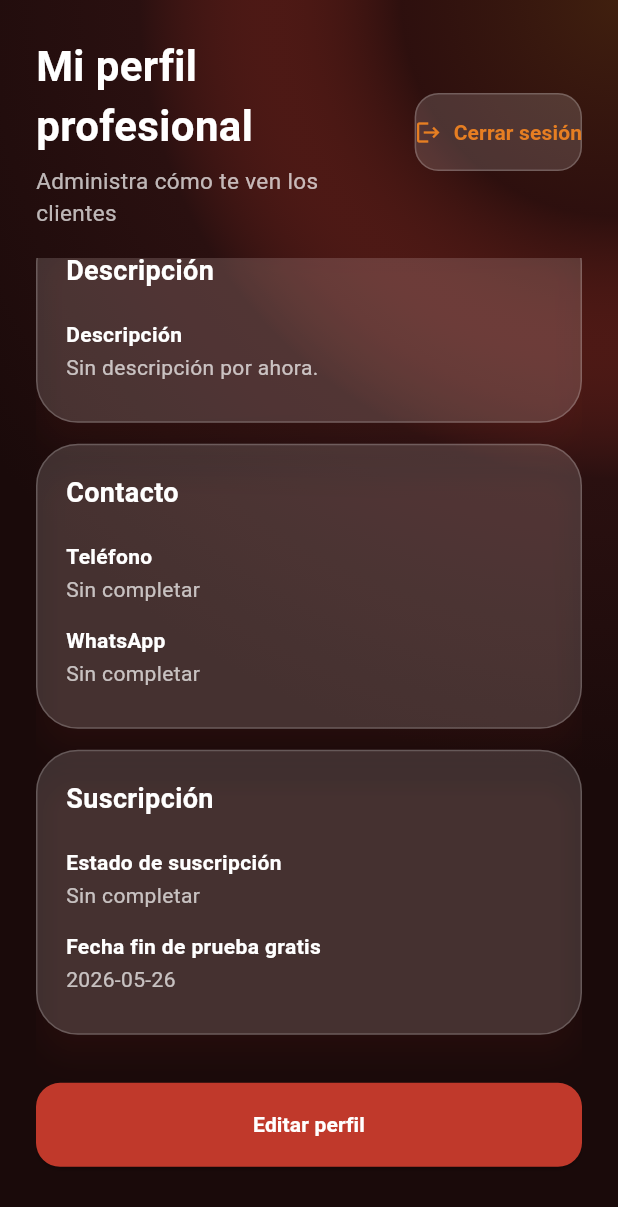
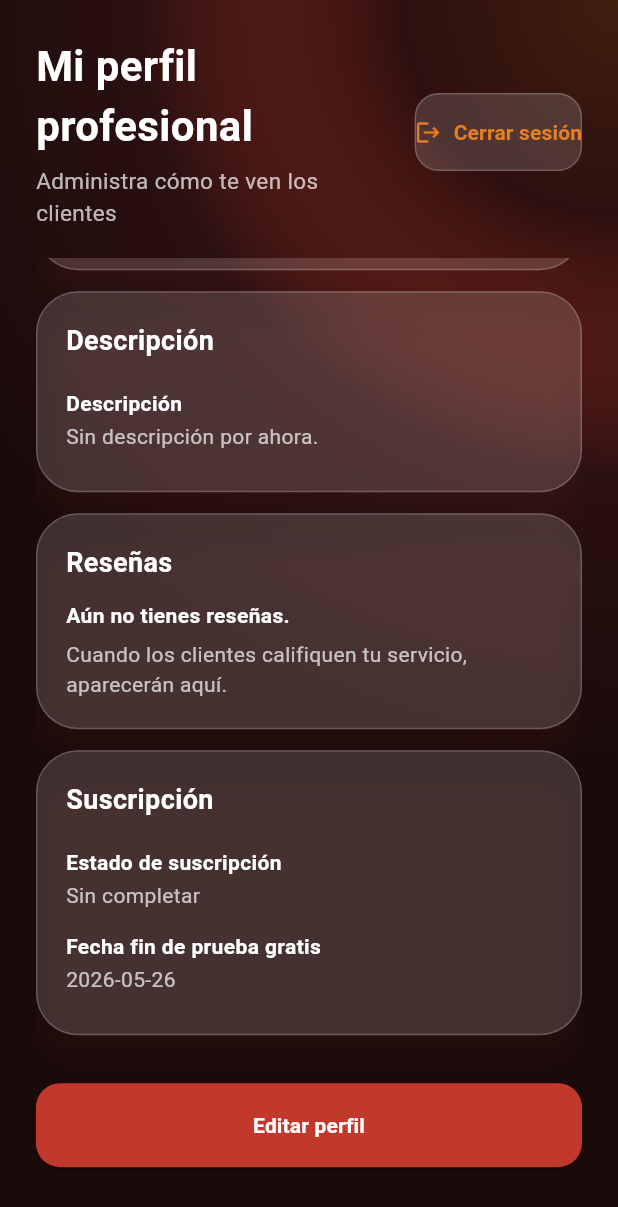
Before and after one commit to Nemsauce/app_profesionales, a Flutter app: the ProfessionalHomeScreen screen opened directly, scrolled down 1152 dp, on a phone screen of 412 x 824 dp. Shown: the top 1207 px of the screen. Run offline on Flutter 3.47's test engine with Material 3 defaults, Android fonts, the light colour scheme and no system bars; our stand-ins replace cloud_firestore, firebase_auth, firebase_core; accounts and stored records are empty.

Commit message:
Improve professional dashboard summary

```diff
--- a/lib/screens/professional_home_screen.dart
+++ b/lib/screens/professional_home_screen.dart
@@ -2,8 +2,10 @@ import 'package:flutter/material.dart';
 
 import '../constants/app_theme.dart';
 import '../models/professional.dart';
+import '../models/review.dart';
 import '../services/auth_service.dart';
 import '../services/professional_service.dart';
+import '../services/review_service.dart';
 import '../utils/professional_profile_utils.dart';
 import 'professional_edit_profile_screen.dart';
 
@@ -12,6 +14,7 @@ class ProfessionalHomeScreen extends StatelessWidget {
 
   static final AuthService _authService = AuthService();
   static final ProfessionalService _professionalService = ProfessionalService();
+  static final ReviewService _reviewService = ReviewService();
 
   Future<void> _logout(BuildContext context) async {
     try {
@@ -142,29 +145,18 @@ class ProfessionalHomeScreen extends StatelessWidget {
     );
   }
 
-  Widget _buildNotice(String message) {
-    return Card(
-      margin: const EdgeInsets.only(bottom: 12),
-      color: AppTheme.warningOrange,
-      elevation: 0,
-      shape: RoundedRectangleBorder(
-        borderRadius: BorderRadius.circular(AppTheme.defaultRadius),
-        side: const BorderSide(color: AppTheme.glassBorder),
-      ),
-      child: Padding(
-        padding: const EdgeInsets.all(14),
-        child: Text(
-          message,
-          style: const TextStyle(
-            color: AppTheme.warningText,
-            fontWeight: FontWeight.w600,
-          ),
-        ),
-      ),
+  double _calculateAverageRating(List<Review> reviews) {
+    if (reviews.isEmpty) return 0;
+
+    final total = reviews.fold<double>(
+      0,
+      (totalRating, review) => totalRating + review.rating,
     );
+
+    return total / reviews.length;
   }
 
-  Widget _buildProfileCompletionCard(Professional professional) {
+  Widget _buildVisibilityStatusCard(Professional professional) {
     final isComplete = ProfessionalProfileUtils.isProfileComplete(professional);
     final completionPercent = ProfessionalProfileUtils.completionPercent(
       professional,
@@ -204,6 +196,13 @@ class ProfessionalHomeScreen extends StatelessWidget {
             ),
             const SizedBox(height: 8),
             Text(
+              isComplete
+                  ? 'Los clientes pueden encontrarte en el marketplace.'
+                  : 'Completa la información faltante para aparecer en el marketplace.',
+              style: const TextStyle(color: AppTheme.textWhiteMuted),
+            ),
+            const SizedBox(height: 12),
+            Text(
               'Completitud: $completionPercent%',
               style: const TextStyle(
                 color: AppTheme.textWhite,
@@ -211,11 +210,6 @@ class ProfessionalHomeScreen extends StatelessWidget {
               ),
             ),
             if (!isComplete) ...[
-              const SizedBox(height: 8),
-              const Text(
-                'Completa la información faltante para aparecer en el marketplace.',
-                style: TextStyle(color: AppTheme.textWhiteMuted),
-              ),
               const SizedBox(height: 10),
               ...missingItems.map(
                 (item) => Padding(
@@ -244,6 +238,147 @@ class ProfessionalHomeScreen extends StatelessWidget {
           ],
         ),
       ),
+    );
+  }
+
+  Widget _buildContactInfoCard(Professional professional) {
+    return _buildInfoCard(
+      title: 'Información de contacto',
+      children: [
+        _buildProfileRow('Teléfono', professional.phoneNumber),
+        _buildProfileRow('WhatsApp', professional.whatsappNumber),
+        _buildProfileRow('Ciudad', professional.city),
+        _buildProfileRow('Categoría', professional.category),
+      ],
+    );
+  }
+
+  Widget _buildReviewStars(double rating) {
+    return Row(
+      children: List.generate(5, (index) {
+        final starValue = index + 1;
+        return Icon(
+          Icons.star_rounded,
+          size: 18,
+          color: starValue <= rating.round()
+              ? AppTheme.verifiedGold
+              : AppTheme.textWhiteSubtle,
+        );
+      }),
+    );
+  }
+
+  Widget _buildReviewPreview(Review review) {
+    final comment = review.comment.trim();
+
+    return Container(
+      margin: const EdgeInsets.only(top: 12),
+      padding: const EdgeInsets.all(14),
+      decoration: BoxDecoration(
+        color: AppTheme.glassWhiteSoft,
+        borderRadius: BorderRadius.circular(AppTheme.defaultRadius),
+        border: Border.all(color: AppTheme.glassBorder),
+      ),
+      child: Column(
+        crossAxisAlignment: CrossAxisAlignment.start,
+        children: [
+          Row(
+            children: [
+              Expanded(
+                child: Text(
+                  review.clientName,
+                  style: const TextStyle(
+                    color: AppTheme.textWhite,
+                    fontWeight: FontWeight.bold,
+                  ),
+                ),
+              ),
+              Text(
+                review.rating.toStringAsFixed(1),
+                style: const TextStyle(
+                  color: AppTheme.verifiedGold,
+                  fontWeight: FontWeight.bold,
+                ),
+              ),
+            ],
+          ),
+          const SizedBox(height: 6),
+          _buildReviewStars(review.rating),
+          if (comment.isNotEmpty) ...[
+            const SizedBox(height: 8),
+            Text(
+              comment,
+              style: const TextStyle(color: AppTheme.textWhiteMuted),
+            ),
+          ],
+        ],
+      ),
+    );
+  }
+
+  Widget _buildReviewSummaryCard(Professional professional) {
+    return _buildInfoCard(
+      title: 'Reseñas',
+      children: [
+        StreamBuilder<List<Review>>(
+          stream: _reviewService.getReviewsByProfessional(professional.id),
+          builder: (context, snapshot) {
+            if (snapshot.connectionState == ConnectionState.waiting &&
+                !snapshot.hasData) {
+              return const Padding(
+                padding: EdgeInsets.symmetric(vertical: 12),
+                child: Center(
+                  child: CircularProgressIndicator(color: AppTheme.warmOrange),
+                ),
+              );
+            }
+
+            if (snapshot.hasError) {
+              return const Text(
+                'No se pudieron cargar tus reseñas.',
+                style: TextStyle(color: AppTheme.textWhiteMuted),
+              );
+            }
+
+            final reviews = snapshot.data ?? [];
+            if (reviews.isEmpty) {
+              return const Column(
+                crossAxisAlignment: CrossAxisAlignment.start,
+                children: [
+                  Text(
+                    'Aún no tienes reseñas.',
+                    style: TextStyle(
+                      color: AppTheme.textWhite,
+                      fontWeight: FontWeight.bold,
+                    ),
+                  ),
+                  SizedBox(height: 6),
+                  Text(
+                    'Cuando los clientes califiquen tu servicio, aparecerán aquí.',
+                    style: TextStyle(color: AppTheme.textWhiteMuted),
+                  ),
+                ],
+              );
+            }
+
+            final averageRating = _calculateAverageRating(reviews);
+            final latestReviews = reviews.take(2).toList();
+
+            return Column(
+              crossAxisAlignment: CrossAxisAlignment.stretch,
+              children: [
+                _buildProfileRow(
+                  'Rating promedio',
+                  averageRating.toStringAsFixed(1),
+                ),
+                _buildProfileRow('Total de reseñas', reviews.length.toString()),
+                const SizedBox(height: 4),
+                ...latestReviews.map(_buildReviewPreview),
+              ],
+            );
+          },
+        ),
+      ],
     );
   }
 
@@ -325,8 +460,6 @@ class ProfessionalHomeScreen extends StatelessWidget {
 
   Widget _buildProfile(BuildContext context, Professional professional) {
     final hasDescription = professional.description.trim().isNotEmpty;
-    final hasPhoneNumber = professional.phoneNumber.trim().isNotEmpty;
-    final hasWhatsappNumber = professional.whatsappNumber.trim().isNotEmpty;
     final description = hasDescription
         ? professional.description.trim()
         : 'Sin descripción por ahora.';
@@ -334,35 +467,20 @@ class ProfessionalHomeScreen extends StatelessWidget {
     return ListView(
       children: [
         _buildVisualProfileHeader(professional),
-        _buildProfileCompletionCard(professional),
-        if (!hasDescription)
-          _buildNotice(
-            'Agrega una descripción para que los clientes entiendan mejor tus servicios.',
-          ),
-        if (!hasPhoneNumber || !hasWhatsappNumber)
-          _buildNotice(
-            'Agrega tu teléfono y WhatsApp para que los clientes puedan contactarte.',
-          ),
+        _buildVisibilityStatusCard(professional),
         _buildInfoCard(
           title: 'Información básica',
           children: [
             _buildProfileRow('Nombre', professional.name),
             _buildProfileRow('Email', professional.email),
-            _buildProfileRow('Categoría', professional.category),
-            _buildProfileRow('Ciudad', professional.city),
           ],
         ),
+        _buildContactInfoCard(professional),
         _buildInfoCard(
           title: 'Descripción',
           children: [_buildProfileRow('Descripción', description)],
         ),
-        _buildInfoCard(
-          title: 'Contacto',
-          children: [
-            _buildProfileRow('Teléfono', professional.phoneNumber),
-            _buildProfileRow('WhatsApp', professional.whatsappNumber),
-          ],
-        ),
+        _buildReviewSummaryCard(professional),
         _buildInfoCard(
           title: 'Suscripción',
           children: [
```
